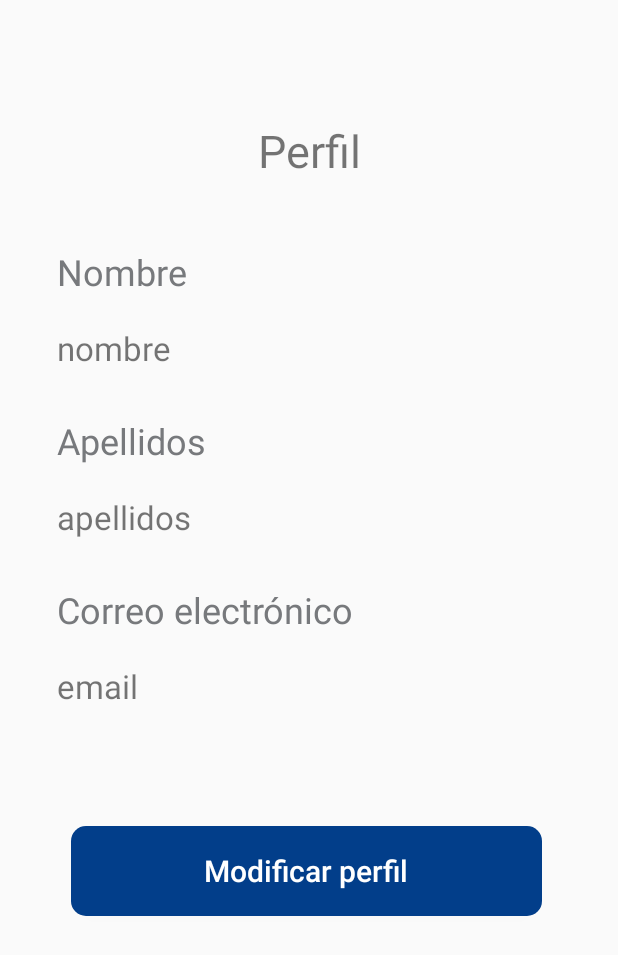
After one commit to adiazpcenfo/LotterySmartApp, an Android app: the ProfileUserActivity screen opened directly, with no data from a screen before it, on a phone screen of 412 x 824 dp. The commit adds this screen. Shown: the top 955 px of the screen. Run offline under Robolectric (Android 15) with nearby library versions, the phone set to English and light mode, and no system bars; our stand-ins replace Firebase (no records; nobody signed in at launch, a user with empty details on screens opened directly).

Commit message:
User profile and fixes

```diff
--- a/app/src/main/java/com/mobile/lotterysmartapp/activity/HomeActivity.kt
+++ b/app/src/main/java/com/mobile/lotterysmartapp/activity/HomeActivity.kt
@@ -128,9 +128,9 @@ class HomeActivity : AppCompatActivity(), NavigationView.OnNavigationItemSelecte
 
             }
 
-            //Send to modify profile option
-            R.id.modify_profile -> {
-                intentMenu = Intent(this, ModifyUserActivity::class.java)
+            //Send to profile option
+            R.id.profile -> {
+                intentMenu = Intent(this, ProfileUserActivity::class.java)
                 startActivity(intentMenu)
             }
 
--- a/app/src/main/java/com/mobile/lotterysmartapp/activity/ModifyUserActivity.kt
+++ b/app/src/main/java/com/mobile/lotterysmartapp/activity/ModifyUserActivity.kt
@@ -2,6 +2,7 @@ package com.mobile.lotterysmartapp.activity
 
 import android.app.AlertDialog
 import android.content.Context
+import android.content.Intent
 import android.content.SharedPreferences
 import androidx.appcompat.app.AppCompatActivity
 import android.os.Bundle
@@ -20,22 +21,23 @@ class ModifyUserActivity : AppCompatActivity() {
     private lateinit var tempUser: User
     private var email: String? = null
     private val userType = com.mobile.lotterysmartapp.model.userType.BUYER.type
+    private val nullData = "No se ha modificado la información."
+    private val nullAlert = "¡No hay datos para modificar!"
     private val saveData = "Se guardaron los nuevos datos."
     private val successAlert = "¡Éxito!"
-    private val nullData = "No se ha modificado la información."
-    private val nullAlert = "¡No hay datos para modificar!"
 
     override fun onCreate(savedInstanceState: Bundle?) {
         super.onCreate(savedInstanceState)
         setContentView(R.layout.activity_modify_user)
 
+        //Initialize variables
         preferences =
             getSharedPreferences(getString(R.string.preferences_file), Context.MODE_PRIVATE)
         email = preferences.getString(Constants.EMAIL, null)
 
         ref = FirebaseDatabase.getInstance().getReference("User")
 
-        //Makes the setup for the view
+        //Setup for the view
         loadData()
         getData()
     }
@@ -79,15 +81,19 @@ class ModifyUserActivity : AppCompatActivity() {
                     .isNullOrBlank() && !textMiddleNameModifyUser.text.toString().isNullOrBlank()
             ) {
                 modifyBoth()
+                toProfile()
             } else if (!textMiddleNameModifyUser.text.toString().isNullOrBlank()) {
                 modifyOnlyMiddleName()
+                toProfile()
             } else if (!textNameModifyUser.text.toString().isNullOrBlank()) {
                 modifyOnlyName()
+                toProfile()
             } else if (textNameModifyUser.text.toString()
                     .isNullOrBlank() or textMiddleNameModifyUser.text.toString().isNullOrBlank()
             ) {
                 alert(nullAlert, nullData)
             }
+
         }
     }
 
@@ -179,15 +185,17 @@ class ModifyUserActivity : AppCompatActivity() {
     }
 
     /**
-     * Send the user to the home view when the back button is used
+     * Sends the user to the profile view.
      *
      * @author Jimena Vega
      */
-//    override fun onBackPressed() {
-//        clearForm()
-//        val intentToBack = Intent(this, HomeActivity::class.java)
-//        intentToBack.flags = Intent.FLAG_ACTIVITY_NEW_TASK or Intent.FLAG_ACTIVITY_CLEAR_TASK
-//        startActivity(intentToBack)
-//    }
+    private fun toProfile() {
+        var intent = Intent()
+        intent.flags = Intent.FLAG_ACTIVITY_NEW_TASK or Intent.FLAG_ACTIVITY_CLEAR_TASK
+        clearForm()
+        intent = Intent(this, ProfileUserActivity::class.java)
+        startActivity(intent)
+        finish()
+    }
 
 }
--- /dev/null
+++ b/app/src/main/java/com/mobile/lotterysmartapp/activity/ProfileUserActivity.kt
@@ -0,0 +1,100 @@
+package com.mobile.lotterysmartapp.activity
+
+import android.app.AlertDialog
+import android.content.Context
+import android.content.Intent
+import android.content.SharedPreferences
+import androidx.appcompat.app.AppCompatActivity
+import android.os.Bundle
+import com.google.firebase.database.*
+import com.mobile.lotterysmartapp.R
+import com.mobile.lotterysmartapp.model.Constants
+import com.mobile.lotterysmartapp.model.User
+import kotlinx.android.synthetic.main.activity_profile_user.*
+
+class ProfileUserActivity : AppCompatActivity() {
+
+    private lateinit var ref: DatabaseReference
+    private var queryListener: ValueEventListener? = null
+    private lateinit var preferences: SharedPreferences
+    private lateinit var query: Query
+    private lateinit var tempUser: User
+    private var email: String? = null
+
+
+    override fun onCreate(savedInstanceState: Bundle?) {
+        super.onCreate(savedInstanceState)
+        setContentView(R.layout.activity_profile_user)
+
+        //Initializa variables
+        preferences =
+            getSharedPreferences(getString(R.string.preferences_file), Context.MODE_PRIVATE)
+        email = preferences.getString(Constants.EMAIL, null)
+        ref = FirebaseDatabase.getInstance().getReference("User")
+
+        //Setup for the view
+        loadData()
+        modifyUser()
+    }
+
+    /**
+     * Load the modify view when pressed
+     *
+     * @author Jimena Vega
+     */
+    private fun modifyUser(){
+        var intent = Intent()
+        intent.flags = Intent.FLAG_ACTIVITY_NEW_TASK or Intent.FLAG_ACTIVITY_CLEAR_TASK
+        buttonModifyUserProfile.setOnClickListener{
+            intent = Intent(this, ModifyUserActivity::class.java)
+            startActivity(intent)
+        }
+    }
+
+    /**
+     * Show alert.
+     *
+     * @param title a string with the title to show
+     * @param message a string with the message to show
+     *
+     * @author Franklin Cardenas
+     */
+    private fun alert(title: String?, message: String?) {
+        val alertBuilder = AlertDialog.Builder(this)
+        alertBuilder.setTitle(title)
+        alertBuilder.setMessage(message)
+        alertBuilder.setPositiveButton("Aceptar", null)
+        val dialog: AlertDialog = alertBuilder.create()
+        dialog.show()
+    }
+
+    /**
+     * Load and set the data of the profile
+     *
+     * @author Jimena Vega
+     */
+    private fun loadData() {
+
+        query = ref.orderByChild("email").equalTo(email)
+
+        queryListener?.let { query.addValueEventListener(it) }
+
+        query.addValueEventListener(object : ValueEventListener {
+            override fun onCancelled(error: DatabaseError) {
+                TODO("Not yet implemented")
+            }
+
+            override fun onDataChange(snapshot: DataSnapshot) {
+                for (s in snapshot.children) {
+                    val user = s.getValue(User::class.java)
+                    if (user != null) {
+                        tempUser = user
+                        nameValueLbl.text = tempUser.name
+                        middleNameValueLbl.text = tempUser.middleName
+                        emailValueLbl.text = tempUser.email
+                    }
+                }
+            }
+        })
+    }
+}
--- a/app/src/main/java/com/mobile/lotterysmartapp/activity/RegisterUserActivity.kt
+++ b/app/src/main/java/com/mobile/lotterysmartapp/activity/RegisterUserActivity.kt
@@ -185,6 +185,7 @@ class RegisterUserActivity : AppCompatActivity() {
             putExtra(Constants.PROVIDER, provider.toString())
         }
         startActivity(homeIntent)
+        finish()
     }
 
     /**
--- /dev/null
+++ b/app/src/main/res/drawable/icon_profile.xml
@@ -0,0 +1,5 @@
+<vector android:height="24dp" android:tint="#8b8c89"
+    android:viewportHeight="24" android:viewportWidth="24"
+    android:width="24dp" xmlns:android="http://schemas.android.com/apk/res/android">
+    <path android:fillColor="@android:color/white" android:pathData="M12,12c2.21,0 4,-1.79 4,-4s-1.79,-4 -4,-4 -4,1.79 -4,4 1.79,4 4,4zM12,14c-2.67,0 -8,1.34 -8,4v2h16v-2c0,-2.66 -5.33,-4 -8,-4z"/>
+</vector>
--- /dev/null
+++ b/app/src/main/res/layout/activity_profile_user.xml
@@ -0,0 +1,125 @@
+<?xml version="1.0" encoding="utf-8"?>
+<androidx.constraintlayout.widget.ConstraintLayout xmlns:android="http://schemas.android.com/apk/res/android"
+    xmlns:app="http://schemas.android.com/apk/res-auto"
+    xmlns:tools="http://schemas.android.com/tools"
+    android:layout_width="match_parent"
+    android:layout_height="match_parent"
+    tools:context=".activity.ProfileUserActivity">
+
+  <TextView
+      android:id="@+id/profileLbl"
+      android:layout_width="wrap_content"
+      android:layout_height="wrap_content"
+      android:layout_marginStart="168dp"
+      android:layout_marginTop="80dp"
+      android:layout_marginEnd="168dp"
+      android:text="@string/perfil"
+      android:textSize="30sp"
+      app:layout_constraintEnd_toEndOf="parent"
+      app:layout_constraintStart_toStartOf="parent"
+      app:layout_constraintTop_toTopOf="parent" />
+
+  <TextView
+      android:id="@+id/nameValueLbl"
+      android:layout_width="0dp"
+      android:layout_height="wrap_content"
+      android:layout_marginStart="38dp"
+      android:layout_marginTop="20dp"
+      android:text="nombre"
+      android:textSize="22sp"
+      app:layout_constraintEnd_toEndOf="parent"
+      app:layout_constraintHorizontal_bias="0.0"
+      app:layout_constraintStart_toStartOf="parent"
+      app:layout_constraintTop_toBottomOf="@+id/nameLbl" />
+
+  <TextView
+      android:id="@+id/middleNameValueLbl"
+      android:layout_width="0dp"
+      android:layout_height="wrap_content"
+      android:layout_marginStart="38dp"
+      android:layout_marginTop="20dp"
+      android:text="apellidos"
+      android:textSize="22sp"
+      app:layout_constraintEnd_toEndOf="parent"
+      app:layout_constraintHorizontal_bias="0.125"
+      app:layout_constraintStart_toStartOf="parent"
+      app:layout_constraintTop_toBottomOf="@+id/middleNameLbl" />
+
+  <TextView
+      android:id="@+id/emailValueLbl"
+      android:layout_width="0dp"
+      android:layout_height="wrap_content"
+      android:layout_marginStart="38dp"
+      android:layout_marginTop="20dp"
+      android:text="email"
+      android:textSize="22sp"
+      app:layout_constraintEnd_toEndOf="parent"
+      app:layout_constraintHorizontal_bias="0.112"
+      app:layout_constraintStart_toStartOf="parent"
+      app:layout_constraintTop_toBottomOf="@+id/emailLbl" />
+
+  <TextView
+      android:id="@+id/nameLbl"
+      android:layout_width="0dp"
+      android:layout_height="wrap_content"
+      android:layout_marginStart="38dp"
+      android:layout_marginTop="44dp"
+      android:text="@string/nombre"
+      android:textColor="@color/profileText"
+      android:textSize="24sp"
+      app:layout_constraintEnd_toEndOf="parent"
+      app:layout_constraintHorizontal_bias="0.123"
+      app:layout_constraintStart_toStartOf="parent"
+      app:layout_constraintTop_toBottomOf="@+id/profileLbl" />
+
+  <TextView
+      android:id="@+id/middleNameLbl"
+      android:layout_width="0dp"
+      android:layout_height="wrap_content"
+      android:layout_marginStart="38dp"
+      android:layout_marginTop="80dp"
+      android:text="@string/apellidos"
+      android:textColor="@color/profileText"
+      android:textSize="24sp"
+      app:layout_constraintEnd_toEndOf="parent"
+      app:layout_constraintHorizontal_bias="0.129"
+      app:layout_constraintStart_toStartOf="parent"
+      app:layout_constraintTop_toBottomOf="@+id/nameLbl" />
+
+  <TextView
+      android:id="@+id/emailLbl"
+      android:layout_width="0dp"
+      android:layout_height="wrap_content"
+      android:layout_marginStart="38dp"
+      android:layout_marginTop="80dp"
+      android:text="@string/correo_electr_nico"
+      android:textColor="@color/profileText"
+      android:textSize="24sp"
+      app:layout_constraintEnd_toEndOf="parent"
+      app:layout_constraintHorizontal_bias="0.192"
+      app:layout_constraintStart_toStartOf="parent"
+      app:layout_constraintTop_toBottomOf="@+id/middleNameLbl" />
+
+  <Button
+      android:id="@+id/buttonModifyUserProfile"
+      android:layout_width="314dp"
+      android:layout_height="60dp"
+      android:layout_marginTop="430dp"
+      android:background="@drawable/custom_search_seller_btn"
+      android:text="@string/modificar_perfil"
+      android:textAllCaps="false"
+      android:textColor="@android:color/white"
+      android:textSize="20sp"
+      app:layout_constraintEnd_toEndOf="parent"
+      app:layout_constraintHorizontal_bias="0.481"
+      app:layout_constraintStart_toStartOf="parent"
+      app:layout_constraintTop_toBottomOf="@+id/profileLbl" />
+
+  <androidx.constraintlayout.widget.Guideline
+      android:id="@+id/guideline"
+      android:layout_width="wrap_content"
+      android:layout_height="wrap_content"
+      android:orientation="vertical"
+      app:layout_constraintGuide_begin="38dp" />
+
+</androidx.constraintlayout.widget.ConstraintLayout>
--- a/app/src/main/res/menu/main_menu.xml
+++ b/app/src/main/res/menu/main_menu.xml
@@ -32,9 +32,9 @@
             <group android:checkableBehavior="single">
 
                 <item
-                    android:id="@+id/modify_profile"
-                    android:icon="@drawable/configuration"
-                    android:title="Modificar perfil" />
+                    android:id="@+id/profile"
+                    android:icon="@drawable/icon_profile"
+                    android:title="Mi perfil" />
 
                 <item
                     android:id="@+id/log_out"
--- a/app/src/main/res/values/colors.xml
+++ b/app/src/main/res/values/colors.xml
@@ -4,4 +4,5 @@
     <color name="colorPrimaryDark">#023E8A</color>
     <color name="colorTextInput">#023E8A</color>
     <color name="colorAccent">#000000</color>
+    <color name="profileText">#FF77797C</color>
 </resources>
--- a/app/src/main/res/values/strings.xml
+++ b/app/src/main/res/values/strings.xml
@@ -16,8 +16,6 @@
     <string name="registrar">Registrar</string>
     <string name="contrase_a">Contraseña</string>
     <string name="confirmar_contrase_a">Confirmar contraseña</string>
-    <string name="nombre">Nombre</string>
-    <string name="apellidos">Apellidos</string>
     <string name="correo_electr_nico">Correo electrónico</string>
     <string name="registrar_usuario">Registrar Usuario</string>
     <string name="title_activity_main_menu">main_menu</string>
@@ -49,11 +47,14 @@
     <string name="quiero_ser_vendedor">Quiero ser vendedor</string>
     <string name="bienvenido_a_lottery_smart">Bienvenido a Lottery Smart</string>
     <string name="podr_s_registrar_tu_puesto_de_loter_a_reservar_n_meros_para_tus_clientes_y_mucho_m_s">Podrás registrar tu puesto de lotería, reservar números para tus clientes y ¡mucho más!</string>
-    <string name="modificar_perfil">Modificar perfil</string>
     <string name="guardar">Guardar</string>
     <string name="atr_s">Atrás</string>
     <string name="registrar_vendedor">Registrar vendedor</string>
     <string name="la_contrase_a_debe_contener_m_s_de_6_caracteres">**La contraseña debe contener más de 6 caracteres.</string>
     <string name="su_ubicaci_n">Su ubicación:</string>
     <string name="modificar_informaci_n">Modificar información</string>
+    <string name="perfil">Perfil</string>
+    <string name="nombre">Nombre</string>
+    <string name="apellidos">Apellidos</string>
+    <string name="modificar_perfil">Modificar perfil</string>
 </resources>
```
Also changed, not shown: app/src/main/AndroidManifest.xml (+7 -6 lines).
